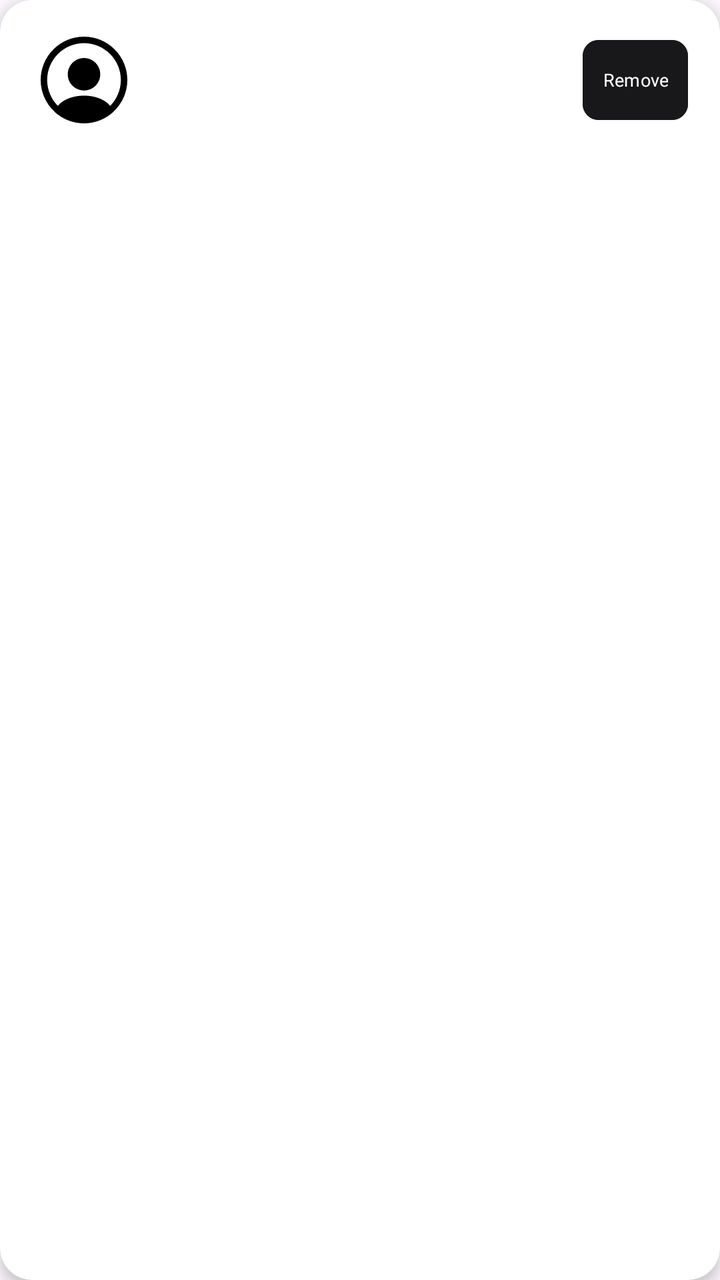
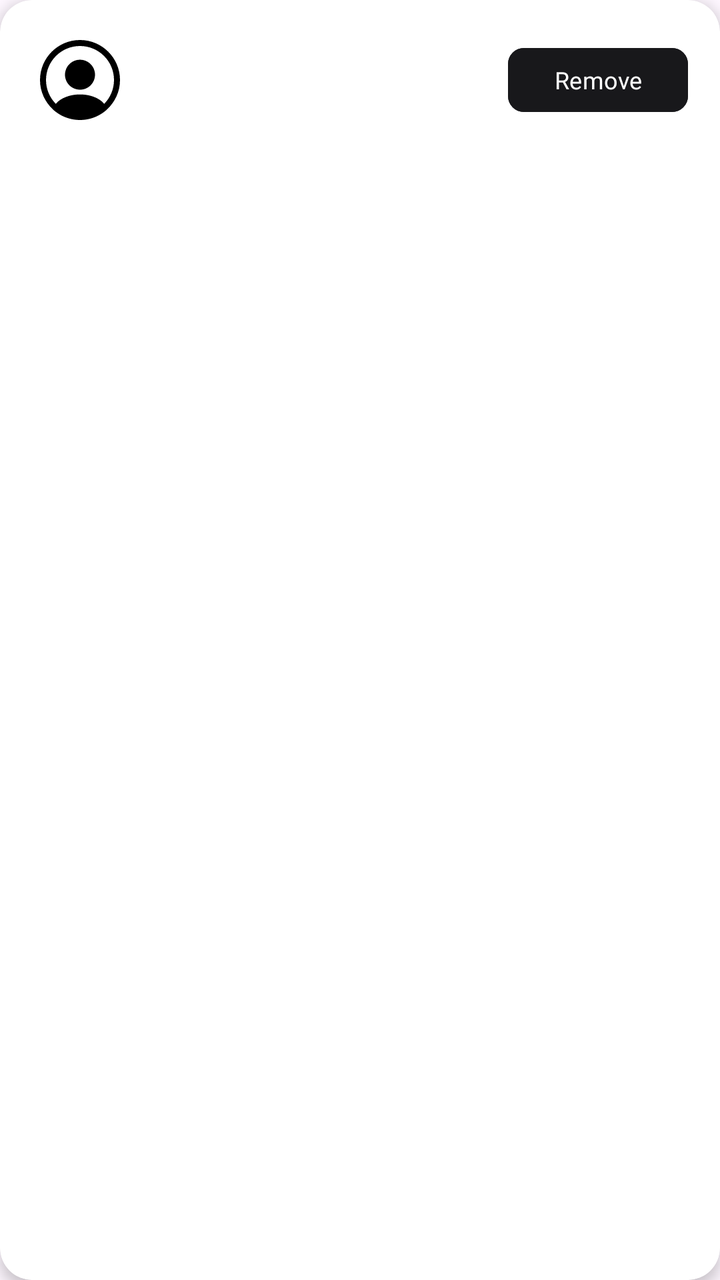

The first picture is an Android layout as it rendered before a commit; the second is the same layout after the commit. The layout source and the unified diff follow.
<!-- AndroidManifest.xml: application theme Theme.Travel -->
<!-- res/layout/item_friend.xml -->
<?xml version="1.0" encoding="utf-8"?>
<androidx.cardview.widget.CardView
    xmlns:android="http://schemas.android.com/apk/res/android"
    xmlns:app="http://schemas.android.com/apk/res-auto"
    xmlns:tools="http://schemas.android.com/tools"
    android:layout_width="match_parent"
    android:layout_height="wrap_content"
    android:layout_marginHorizontal="12dp"
    android:layout_marginVertical="6dp"
    app:cardCornerRadius="16dp"
    app:cardElevation="4dp"
    app:cardBackgroundColor="@color/white">

    <androidx.constraintlayout.widget.ConstraintLayout
        android:layout_width="match_parent"
        android:layout_height="wrap_content"
        android:padding="16dp">

        <ImageView
            android:id="@+id/profilePicture"
            android:layout_width="52dp"
            android:layout_height="48dp"
            android:scaleType="centerCrop"
            android:src="@drawable/ic_profile"
            app:layout_constraintBottom_toBottomOf="parent"
            app:layout_constraintStart_toStartOf="parent"
            app:layout_constraintTop_toTopOf="parent" />

        <TextView
            android:id="@+id/displayNameText"
            android:layout_width="0dp"
            android:layout_height="wrap_content"
            android:layout_marginEnd="12dp"
            android:ellipsize="end"
            android:fontFamily="@font/mont_bold"
            android:maxLines="1"
            android:textColor="@color/text_primary"
            android:textSize="16sp"
            app:layout_constraintEnd_toStartOf="@id/actionButton"
            app:layout_constraintStart_toEndOf="@+id/profilePicture"
            app:layout_constraintTop_toTopOf="@+id/profilePicture" />

        <TextView
            android:id="@+id/usernameText"
            android:layout_width="0dp"
            android:layout_height="wrap_content"
            android:layout_marginTop="2dp"
            android:layout_marginEnd="12dp"
            android:ellipsize="end"
            android:fontFamily="@font/mont_regular"
            android:maxLines="1"
            android:textColor="@color/text_secondary"
            android:textSize="12sp"
            app:layout_constraintEnd_toStartOf="@id/actionButton"
            app:layout_constraintStart_toEndOf="@+id/profilePicture"
            app:layout_constraintTop_toBottomOf="@id/displayNameText" />

        <com.google.android.material.button.MaterialButton
            android:id="@+id/actionButton"
            android:layout_width="wrap_content"
            android:layout_height="wrap_content"
            android:text="Remove"
            android:textSize="9sp"
            android:textAllCaps="false"
            android:backgroundTint="@color/button_primary"
            android:textColor="@color/button_primary_text"
            android:fontFamily="@font/mont_bold"
            android:minWidth="0dp"
            android:paddingHorizontal="10dp"
            app:cornerRadius="8dp"
            app:layout_constraintEnd_toEndOf="parent"
            app:layout_constraintTop_toTopOf="parent"
            app:layout_constraintBottom_toBottomOf="parent" />

    </androidx.constraintlayout.widget.ConstraintLayout>

</androidx.cardview.widget.CardView>
<!-- resources referenced by this layout -->
<resources>
  <color name="button_primary">#FF18181B</color>
  <color name="button_primary_text">#FFFFFFFF</color>
  <color name="text_primary">#FF18181B</color>
  <color name="text_secondary">#FFA1A1AA</color>
  <color name="white">#FFFFFFFF</color>
  <!-- drawable ic_profile (drawable) -->
  <vector xmlns:android="http://schemas.android.com/apk/res/android"
      android:width="200dp"
      android:height="200dp"
      android:viewportWidth="24"
      android:viewportHeight="24">
    <path
        android:pathData="M22,12C22,6.49 17.51,2 12,2C6.49,2 2,6.49 2,12C2,14.9 3.25,17.51 5.23,19.34C5.23,19.35 5.23,19.35 5.22,19.36C5.32,19.46 5.44,19.54 5.54,19.63C5.6,19.68 5.65,19.73 5.71,19.77C5.89,19.92 6.09,20.06 6.28,20.2C6.35,20.25 6.41,20.29 6.48,20.34C6.67,20.47 6.87,20.59 7.08,20.7C7.15,20.74 7.23,20.79 7.3,20.83C7.5,20.94 7.71,21.04 7.93,21.13C8.01,21.17 8.09,21.21 8.17,21.24C8.39,21.33 8.61,21.41 8.83,21.48C8.91,21.51 8.99,21.54 9.07,21.56C9.31,21.63 9.55,21.69 9.79,21.75C9.86,21.77 9.93,21.79 10.01,21.8C10.29,21.86 10.57,21.9 10.86,21.93C10.9,21.93 10.94,21.94 10.98,21.95C11.32,21.98 11.66,22 12,22C12.34,22 12.68,21.98 13.01,21.95C13.05,21.95 13.09,21.94 13.13,21.93C13.42,21.9 13.7,21.86 13.98,21.8C14.05,21.79 14.12,21.76 14.2,21.75C14.44,21.69 14.69,21.64 14.92,21.56C15,21.53 15.08,21.5 15.16,21.48C15.38,21.4 15.61,21.33 15.82,21.24C15.9,21.21 15.98,21.17 16.06,21.13C16.27,21.04 16.48,20.94 16.69,20.83C16.77,20.79 16.84,20.74 16.91,20.7C17.11,20.58 17.31,20.47 17.51,20.34C17.58,20.3 17.64,20.25 17.71,20.2C17.91,20.06 18.1,19.92 18.28,19.77C18.34,19.72 18.39,19.67 18.45,19.63C18.56,19.54 18.67,19.45 18.77,19.36C18.77,19.35 18.77,19.35 18.76,19.34C20.75,17.51 22,14.9 22,12ZM16.94,16.97C14.23,15.15 9.79,15.15 7.06,16.97C6.62,17.26 6.26,17.6 5.96,17.97C4.44,16.43 3.5,14.32 3.5,12C3.5,7.31 7.31,3.5 12,3.5C16.69,3.5 20.5,7.31 20.5,12C20.5,14.32 19.56,16.43 18.04,17.97C17.75,17.6 17.38,17.26 16.94,16.97Z"
        android:fillColor="#000000"/>
    <path
        android:pathData="M12,6.93C9.93,6.93 8.25,8.61 8.25,10.68C8.25,12.71 9.84,14.36 11.95,14.42C11.98,14.42 12.02,14.42 12.04,14.42C12.06,14.42 12.09,14.42 12.11,14.42C12.12,14.42 12.13,14.42 12.13,14.42C14.15,14.35 15.74,12.71 15.75,10.68C15.75,8.61 14.07,6.93 12,6.93Z"
        android:fillColor="#000000"/>
  </vector>
  <style name="Theme.Travel" parent="Theme.Material3.DayNight.NoActionBar">
          <item name="colorPrimary">#2196F3</item>
          <item name="colorOnPrimary">@android:color/white</item>
      </style>
</resources>

<!-- the commit's change to res/layout/item_friend.xml (unified diff, before → after) -->
@@ -18,7 +18,7 @@
 
         <ImageView
             android:id="@+id/profilePicture"
-            android:layout_width="52dp"
+            android:layout_width="48dp"
             android:layout_height="48dp"
             android:scaleType="centerCrop"
             android:src="@drawable/ic_profile"
@@ -30,7 +30,8 @@
             android:id="@+id/displayNameText"
             android:layout_width="0dp"
             android:layout_height="wrap_content"
-            android:layout_marginEnd="12dp"
+            android:layout_marginStart="8dp"
+            android:layout_marginEnd="8dp"
             android:ellipsize="end"
             android:fontFamily="@font/mont_bold"
             android:maxLines="1"
@@ -44,8 +45,8 @@
             android:id="@+id/usernameText"
             android:layout_width="0dp"
             android:layout_height="wrap_content"
-            android:layout_marginTop="2dp"
-            android:layout_marginEnd="12dp"
+            android:layout_marginEnd="8dp"
+            android:layout_marginStart="8dp"
             android:ellipsize="end"
             android:fontFamily="@font/mont_regular"
             android:maxLines="1"
@@ -57,16 +58,16 @@
 
         <com.google.android.material.button.MaterialButton
             android:id="@+id/actionButton"
-            android:layout_width="wrap_content"
-            android:layout_height="wrap_content"
+            android:layout_width="90dp"
+            android:layout_height="40dp"
             android:text="Remove"
-            android:textSize="9sp"
+            android:textSize="12sp"
             android:textAllCaps="false"
             android:backgroundTint="@color/button_primary"
             android:textColor="@color/button_primary_text"
             android:fontFamily="@font/mont_bold"
             android:minWidth="0dp"
-            android:paddingHorizontal="10dp"
+            android:paddingHorizontal="0dp"
             app:cornerRadius="8dp"
             app:layout_constraintEnd_toEndOf="parent"
             app:layout_constraintTop_toTopOf="parent"
